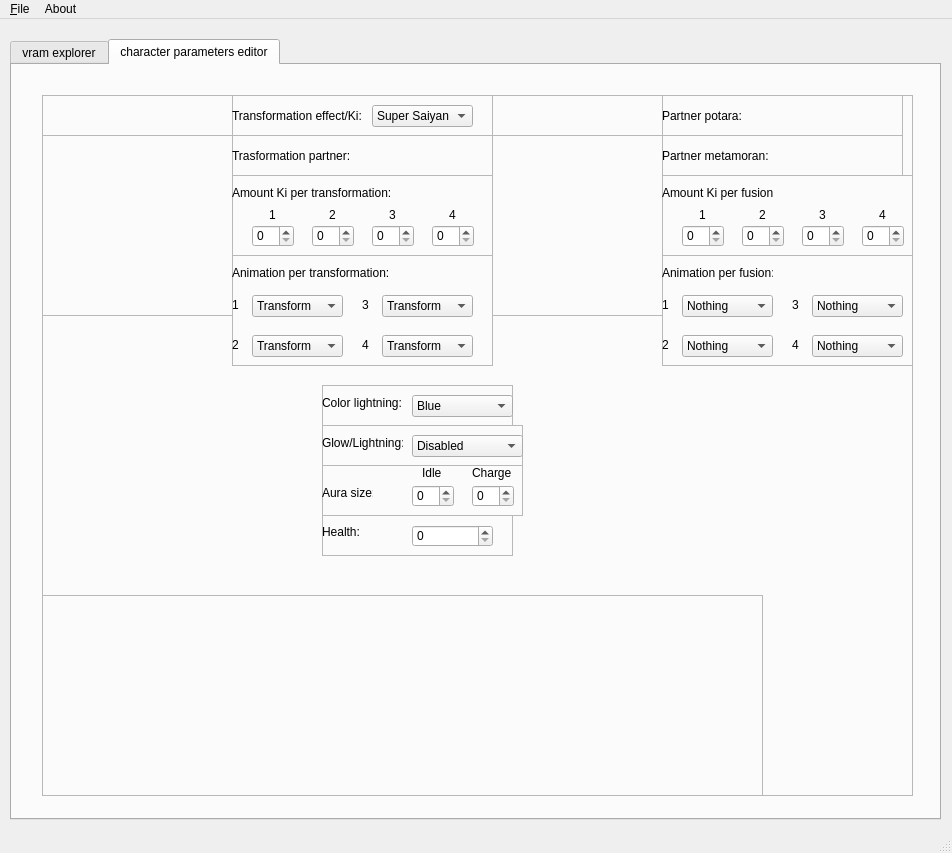
adsl14/Raging-tools, file lib/design/Raging_tools.ui: the form before one commit.
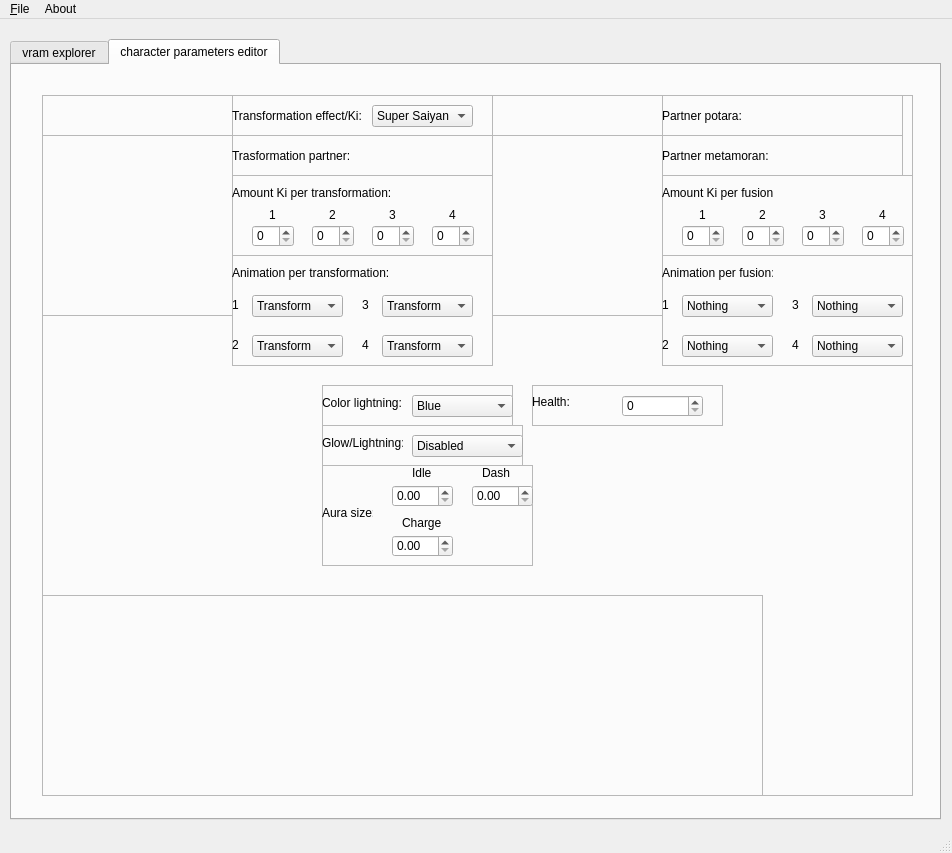
The form after the commit. Icons and pictures are not drawn.

Commit message: Aura size from int to float and added dash value

What changed in the file:
```diff
--- a/lib/design/Raging_tools.ui
+++ b/lib/design/Raging_tools.ui
@@ -3329,8 +3329,8 @@
            <rect>
             <x>280</x>
             <y>370</y>
-            <width>201</width>
-            <height>51</height>
+            <width>211</width>
+            <height>101</height>
            </rect>
           </property>
           <property name="frameShape">
@@ -3343,7 +3343,7 @@
            <property name="geometry">
             <rect>
              <x>0</x>
-             <y>20</y>
+             <y>40</y>
              <width>51</width>
              <height>16</height>
             </rect>
@@ -3355,27 +3355,11 @@
             <set>Qt::AlignLeading|Qt::AlignLeft|Qt::AlignVCenter</set>
            </property>
           </widget>
-          <widget class="QSpinBox" name="aura_size_charge_value">
-           <property name="geometry">
-            <rect>
-             <x>150</x>
-             <y>20</y>
-             <width>42</width>
-             <height>22</height>
-            </rect>
-           </property>
-           <property name="maximum">
-            <number>255</number>
-           </property>
-           <property name="value">
-            <number>0</number>
-           </property>
-          </widget>
           <widget class="QLabel" name="aura_size_charge_text">
            <property name="geometry">
             <rect>
-             <x>150</x>
-             <y>0</y>
+             <x>80</x>
+             <y>50</y>
              <width>41</width>
              <height>16</height>
             </rect>
@@ -3390,26 +3374,10 @@
             <set>Qt::AlignLeading|Qt::AlignLeft|Qt::AlignVCenter</set>
            </property>
           </widget>
-          <widget class="QSpinBox" name="aura_size_idle_value">
-           <property name="geometry">
-            <rect>
-             <x>90</x>
-             <y>20</y>
-             <width>42</width>
-             <height>22</height>
-            </rect>
-           </property>
-           <property name="maximum">
-            <number>255</number>
-           </property>
-           <property name="value">
-            <number>0</number>
-           </property>
-          </widget>
           <widget class="QLabel" name="aura_size_idle_text">
            <property name="geometry">
             <rect>
-             <x>100</x>
+             <x>90</x>
              <y>0</y>
              <width>21</width>
              <height>16</height>
@@ -3422,12 +3390,73 @@
             <set>Qt::AlignLeading|Qt::AlignLeft|Qt::AlignVCenter</set>
            </property>
           </widget>
+          <widget class="QLabel" name="aura_size_dash_text">
+           <property name="geometry">
+            <rect>
+             <x>160</x>
+             <y>0</y>
+             <width>31</width>
+             <height>16</height>
+            </rect>
+           </property>
+           <property name="layoutDirection">
+            <enum>Qt::LeftToRight</enum>
+           </property>
+           <property name="text">
+            <string>Dash</string>
+           </property>
+           <property name="alignment">
+            <set>Qt::AlignLeading|Qt::AlignLeft|Qt::AlignVCenter</set>
+           </property>
+          </widget>
+          <widget class="QDoubleSpinBox" name="aura_size_idle_value">
+           <property name="geometry">
+            <rect>
+             <x>70</x>
+             <y>20</y>
+             <width>61</width>
+             <height>22</height>
+            </rect>
+           </property>
+           <property name="maximum">
+            <double>100.000000000000000</double>
+           </property>
+          </widget>
+          <widget class="QDoubleSpinBox" name="aura_size_dash_value">
+           <property name="geometry">
+            <rect>
+             <x>150</x>
+             <y>20</y>
+             <width>61</width>
+             <height>22</height>
+            </rect>
+           </property>
+           <property name="maximum">
+            <double>100.000000000000000</double>
+           </property>
+          </widget>
+          <widget class="QDoubleSpinBox" name="aura_size_charge_value">
+           <property name="geometry">
+            <rect>
+             <x>70</x>
+             <y>70</y>
+             <width>61</width>
+             <height>22</height>
+            </rect>
+           </property>
+           <property name="maximum">
+            <double>100.000000000000000</double>
+           </property>
+           <property name="value">
+            <double>0.000000000000000</double>
+           </property>
+          </widget>
          </widget>
          <widget class="QFrame" name="health">
           <property name="geometry">
            <rect>
-            <x>280</x>
-            <y>420</y>
+            <x>490</x>
+            <y>290</y>
             <width>191</width>
             <height>41</height>
            </rect>
```
The commit also changes 5 other files.
